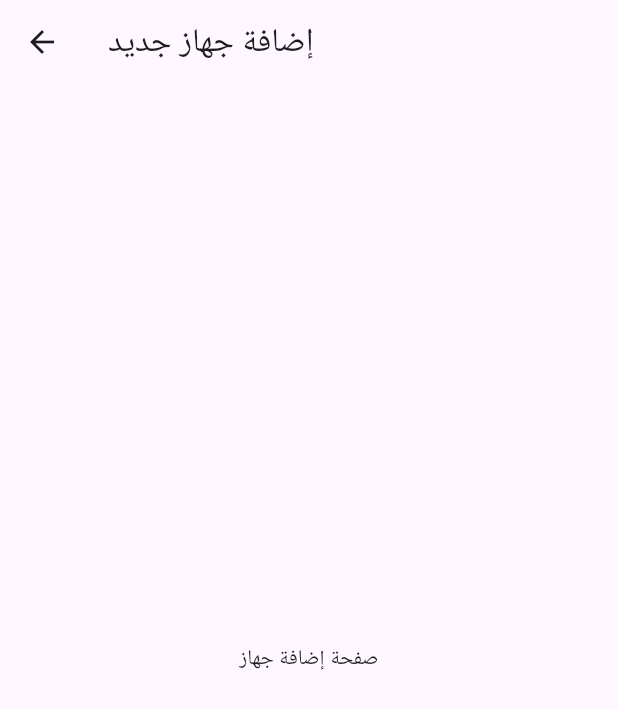
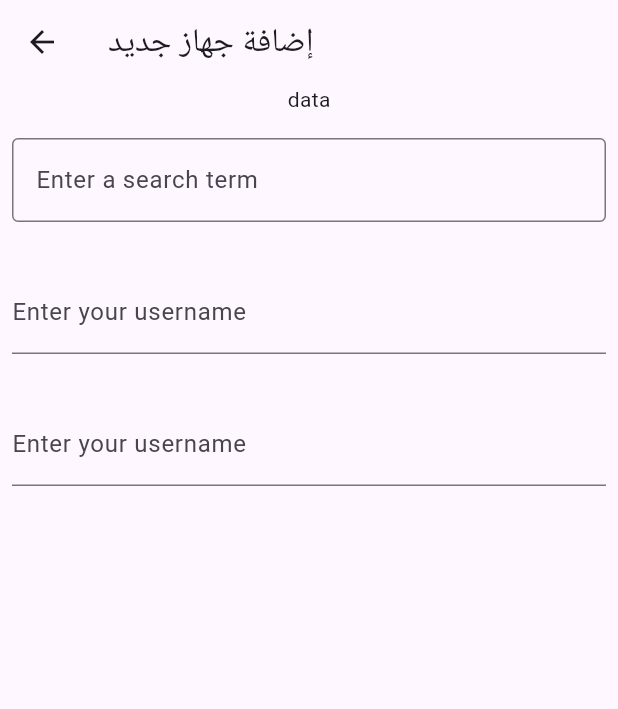
Before and after one commit to AbdElMalek-L/agrosys, a Flutter app: the AddDevicePage screen opened directly, on a phone screen of 412 x 824 dp. Shown: the top 709 px of the screen. Run offline on Flutter 3.47's test engine with Material 3 defaults, Android fonts, the phone set to English and light mode, and no system bars; our stand-ins replace fluttertoast, lottie, shared_preferences; missing offline and left inert: flutter_background_messenger; accounts and stored records are empty.

Commit message:
add add device forum

```diff
--- a/lib/control_devices.dart
+++ b/lib/control_devices.dart
@@ -86,7 +86,47 @@ class AddDevicePage extends StatelessWidget {
   Widget build(BuildContext context) {
     return Scaffold(
       appBar: AppBar(title: Text("إضافة جهاز جديد")),
-      body: Center(child: Text("صفحة إضافة جهاز")),
+      body: Column(children: [Text("data"), NewDeviceForm()]),
     );
   }
 }
+
+class NewDeviceForm extends StatelessWidget {
+  const NewDeviceForm({super.key});
+
+  @override
+  Widget build(BuildContext context) {
+    return Column(
+      crossAxisAlignment: CrossAxisAlignment.start,
+      children: <Widget>[
+        const Padding(
+          padding: EdgeInsets.symmetric(horizontal: 8, vertical: 16),
+          child: TextField(
+            decoration: InputDecoration(
+              border: OutlineInputBorder(),
+              hintText: 'Enter a search term',
+            ),
+          ),
+        ),
+        Padding(
+          padding: const EdgeInsets.symmetric(horizontal: 8, vertical: 16),
+          child: TextFormField(
+            decoration: const InputDecoration(
+              border: UnderlineInputBorder(),
+              labelText: 'Enter your username',
+            ),
+          ),
+        ),
+        Padding(
+          padding: const EdgeInsets.symmetric(horizontal: 8, vertical: 16),
+          child: TextFormField(
+            decoration: const InputDecoration(
+              border: UnderlineInputBorder(),
+              labelText: 'Enter your username',
+            ),
+          ),
+        ),
+      ],
+    );
+  }
+}
```
